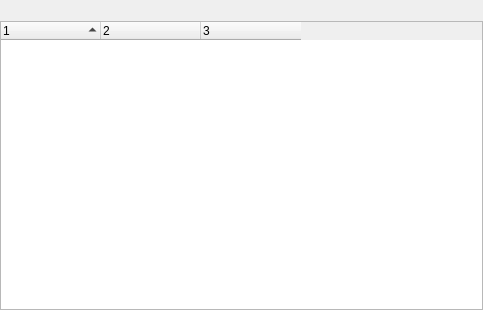
Before: the Qt Designer form src/desktop/GuiShareBox.ui in hwgao/beebeep, drawn with Qt 5.
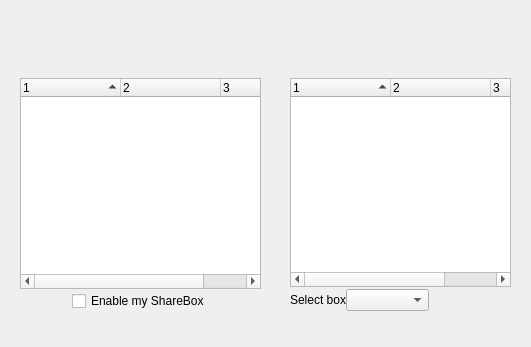
After: the same form once the commit is applied. Icons and pictures are not drawn.

Commit message: Developing ShareBox alpha 4

```diff
--- a/src/desktop/GuiShareBox.ui
+++ b/src/desktop/GuiShareBox.ui
@@ -6,86 +6,419 @@
    <rect>
     <x>0</x>
     <y>0</y>
-    <width>483</width>
-    <height>310</height>
+    <width>531</width>
+    <height>347</height>
    </rect>
   </property>
   <property name="windowTitle">
    <string>Form</string>
   </property>
-  <layout class="QGridLayout" name="gridLayout">
-   <property name="leftMargin">
-    <number>0</number>
+  <widget class="QLabel" name="mp_lTitle">
+   <property name="geometry">
+    <rect>
+     <x>20</x>
+     <y>20</y>
+     <width>491</width>
+     <height>20</height>
+    </rect>
    </property>
-   <property name="topMargin">
-    <number>0</number>
+   <property name="sizePolicy">
+    <sizepolicy hsizetype="Expanding" vsizetype="Minimum">
+     <horstretch>0</horstretch>
+     <verstretch>0</verstretch>
+    </sizepolicy>
    </property>
-   <property name="rightMargin">
-    <number>0</number>
+   <property name="minimumSize">
+    <size>
+     <width>0</width>
+     <height>20</height>
+    </size>
    </property>
-   <property name="bottomMargin">
-    <number>0</number>
+   <property name="text">
+    <string/>
    </property>
-   <property name="horizontalSpacing">
-    <number>0</number>
+   <property name="alignment">
+    <set>Qt::AlignCenter</set>
    </property>
-   <property name="verticalSpacing">
-    <number>1</number>
+  </widget>
+  <widget class="QFrame" name="mp_myFrame">
+   <property name="geometry">
+    <rect>
+     <x>20</x>
+     <y>50</y>
+     <width>241</width>
+     <height>261</height>
+    </rect>
    </property>
-   <item row="0" column="0">
-    <widget class="QLabel" name="mp_lTitle">
-     <property name="sizePolicy">
-      <sizepolicy hsizetype="Expanding" vsizetype="Minimum">
-       <horstretch>0</horstretch>
-       <verstretch>0</verstretch>
-      </sizepolicy>
-     </property>
-     <property name="minimumSize">
-      <size>
-       <width>0</width>
-       <height>20</height>
-      </size>
-     </property>
-     <property name="text">
-      <string/>
-     </property>
-     <property name="alignment">
-      <set>Qt::AlignCenter</set>
-     </property>
-    </widget>
-   </item>
-   <item row="1" column="0">
-    <widget class="QTreeWidget" name="mp_twBox">
-     <property name="sortingEnabled">
-      <bool>true</bool>
-     </property>
-     <property name="allColumnsShowFocus">
-      <bool>true</bool>
-     </property>
-     <property name="columnCount">
-      <number>3</number>
-     </property>
-     <attribute name="headerStretchLastSection">
-      <bool>false</bool>
-     </attribute>
-     <column>
+   <property name="sizePolicy">
+    <sizepolicy hsizetype="Expanding" vsizetype="Expanding">
+     <horstretch>0</horstretch>
+     <verstretch>0</verstretch>
+    </sizepolicy>
+   </property>
+   <property name="frameShape">
+    <enum>QFrame::NoFrame</enum>
+   </property>
+   <property name="frameShadow">
+    <enum>QFrame::Raised</enum>
+   </property>
+   <layout class="QGridLayout" name="gridLayout_2">
+    <property name="leftMargin">
+     <number>0</number>
+    </property>
+    <property name="topMargin">
+     <number>0</number>
+    </property>
+    <property name="rightMargin">
+     <number>0</number>
+    </property>
+    <property name="bottomMargin">
+     <number>0</number>
+    </property>
+    <property name="verticalSpacing">
+     <number>2</number>
+    </property>
+    <item row="0" column="2">
+     <widget class="QLabel" name="mp_lMyBox">
+      <property name="sizePolicy">
+       <sizepolicy hsizetype="Expanding" vsizetype="Minimum">
+        <horstretch>0</horstretch>
+        <verstretch>0</verstretch>
+       </sizepolicy>
+      </property>
+      <property name="minimumSize">
+       <size>
+        <width>80</width>
+        <height>0</height>
+       </size>
+      </property>
       <property name="text">
-       <string notr="true">1</string>
+       <string/>
       </property>
-     </column>
-     <column>
+      <property name="wordWrap">
+       <bool>true</bool>
+      </property>
+     </widget>
+    </item>
+    <item row="1" column="0" colspan="3">
+     <widget class="QTreeWidget" name="mp_twMyBox">
+      <property name="sortingEnabled">
+       <bool>true</bool>
+      </property>
+      <property name="allColumnsShowFocus">
+       <bool>true</bool>
+      </property>
+      <property name="columnCount">
+       <number>3</number>
+      </property>
+      <attribute name="headerStretchLastSection">
+       <bool>false</bool>
+      </attribute>
+      <column>
+       <property name="text">
+        <string notr="true">1</string>
+       </property>
+      </column>
+      <column>
+       <property name="text">
+        <string notr="true">2</string>
+       </property>
+      </column>
+      <column>
+       <property name="text">
+        <string notr="true">3</string>
+       </property>
+      </column>
+     </widget>
+    </item>
+    <item row="2" column="0" colspan="3">
+     <layout class="QHBoxLayout" name="horizontalLayout">
+      <item>
+       <spacer name="horizontalSpacer">
+        <property name="orientation">
+         <enum>Qt::Horizontal</enum>
+        </property>
+        <property name="sizeHint" stdset="0">
+         <size>
+          <width>41</width>
+          <height>20</height>
+         </size>
+        </property>
+       </spacer>
+      </item>
+      <item>
+       <widget class="QCheckBox" name="mp_cbEnableMyBox">
+        <property name="layoutDirection">
+         <enum>Qt::LeftToRight</enum>
+        </property>
+        <property name="text">
+         <string>Enable my ShareBox</string>
+        </property>
+       </widget>
+      </item>
+      <item>
+       <spacer name="horizontalSpacer_2">
+        <property name="orientation">
+         <enum>Qt::Horizontal</enum>
+        </property>
+        <property name="sizeHint" stdset="0">
+         <size>
+          <width>42</width>
+          <height>20</height>
+         </size>
+        </property>
+       </spacer>
+      </item>
+     </layout>
+    </item>
+    <item row="0" column="0">
+     <widget class="QPushButton" name="mp_pbSelectMyBox">
+      <property name="sizePolicy">
+       <sizepolicy hsizetype="Fixed" vsizetype="Fixed">
+        <horstretch>0</horstretch>
+        <verstretch>0</verstretch>
+       </sizepolicy>
+      </property>
+      <property name="minimumSize">
+       <size>
+        <width>26</width>
+        <height>26</height>
+       </size>
+      </property>
+      <property name="maximumSize">
+       <size>
+        <width>26</width>
+        <height>26</height>
+       </size>
+      </property>
+      <property name="toolTip">
+       <string>Select your folder</string>
+      </property>
       <property name="text">
-       <string notr="true">2</string>
+       <string/>
       </property>
-     </column>
-     <column>
+      <property name="icon">
+       <iconset resource="../beebeep.qrc">
+        <normaloff>:/images/sharebox.png</normaloff>:/images/sharebox.png</iconset>
+      </property>
+      <property name="iconSize">
+       <size>
+        <width>24</width>
+        <height>26</height>
+       </size>
+      </property>
+      <property name="flat">
+       <bool>true</bool>
+      </property>
+     </widget>
+    </item>
+    <item row="0" column="1">
+     <widget class="QPushButton" name="mp_pbMyUpdate">
+      <property name="sizePolicy">
+       <sizepolicy hsizetype="Fixed" vsizetype="Fixed">
+        <horstretch>0</horstretch>
+        <verstretch>0</verstretch>
+       </sizepolicy>
+      </property>
+      <property name="minimumSize">
+       <size>
+        <width>26</width>
+        <height>26</height>
+       </size>
+      </property>
+      <property name="maximumSize">
+       <size>
+        <width>26</width>
+        <height>26</height>
+       </size>
+      </property>
       <property name="text">
-       <string notr="true">3</string>
+       <string/>
       </property>
-     </column>
-    </widget>
-   </item>
-  </layout>
+      <property name="icon">
+       <iconset resource="../beebeep.qrc">
+        <normaloff>:/images/update.png</normaloff>:/images/update.png</iconset>
+      </property>
+      <property name="iconSize">
+       <size>
+        <width>24</width>
+        <height>26</height>
+       </size>
+      </property>
+      <property name="flat">
+       <bool>true</bool>
+      </property>
+     </widget>
+    </item>
+   </layout>
+  </widget>
+  <widget class="QFrame" name="mp_outFrame">
+   <property name="geometry">
+    <rect>
+     <x>290</x>
+     <y>50</y>
+     <width>221</width>
+     <height>261</height>
+    </rect>
+   </property>
+   <property name="sizePolicy">
+    <sizepolicy hsizetype="Expanding" vsizetype="Expanding">
+     <horstretch>0</horstretch>
+     <verstretch>0</verstretch>
+    </sizepolicy>
+   </property>
+   <property name="frameShape">
+    <enum>QFrame::NoFrame</enum>
+   </property>
+   <layout class="QGridLayout" name="gridLayout">
+    <property name="leftMargin">
+     <number>0</number>
+    </property>
+    <property name="topMargin">
+     <number>0</number>
+    </property>
+    <property name="rightMargin">
+     <number>0</number>
+    </property>
+    <property name="bottomMargin">
+     <number>0</number>
+    </property>
+    <property name="verticalSpacing">
+     <number>2</number>
+    </property>
+    <item row="0" column="0">
+     <widget class="QPushButton" name="mp_pbOutUpdate">
+      <property name="sizePolicy">
+       <sizepolicy hsizetype="Fixed" vsizetype="Fixed">
+        <horstretch>0</horstretch>
+        <verstretch>0</verstretch>
+       </sizepolicy>
+      </property>
+      <property name="minimumSize">
+       <size>
+        <width>26</width>
+        <height>26</height>
+       </size>
+      </property>
+      <property name="maximumSize">
+       <size>
+        <width>26</width>
+        <height>26</height>
+       </size>
+      </property>
+      <property name="text">
+       <string/>
+      </property>
+      <property name="icon">
+       <iconset resource="../beebeep.qrc">
+        <normaloff>:/images/update.png</normaloff>:/images/update.png</iconset>
+      </property>
+      <property name="iconSize">
+       <size>
+        <width>24</width>
+        <height>26</height>
+       </size>
+      </property>
+      <property name="flat">
+       <bool>true</bool>
+      </property>
+     </widget>
+    </item>
+    <item row="0" column="1">
+     <widget class="QLabel" name="mp_lOutBox">
+      <property name="sizePolicy">
+       <sizepolicy hsizetype="Expanding" vsizetype="Minimum">
+        <horstretch>0</horstretch>
+        <verstretch>0</verstretch>
+       </sizepolicy>
+      </property>
+      <property name="minimumSize">
+       <size>
+        <width>80</width>
+        <height>0</height>
+       </size>
+      </property>
+      <property name="text">
+       <string/>
+      </property>
+      <property name="wordWrap">
+       <bool>true</bool>
+      </property>
+     </widget>
+    </item>
+    <item row="1" column="0" colspan="2">
+     <widget class="QTreeWidget" name="mp_twOutBox">
+      <property name="sortingEnabled">
+       <bool>true</bool>
+      </property>
+      <property name="allColumnsShowFocus">
+       <bool>true</bool>
+      </property>
+      <property name="columnCount">
+       <number>3</number>
+      </property>
+      <attribute name="headerStretchLastSection">
+       <bool>false</bool>
+      </attribute>
+      <column>
+       <property name="text">
+        <string notr="true">1</string>
+       </property>
+      </column>
+      <column>
+       <property name="text">
+        <string notr="true">2</string>
+       </property>
+      </column>
+      <column>
+       <property name="text">
+        <string notr="true">3</string>
+       </property>
+      </column>
+     </widget>
+    </item>
+    <item row="2" column="0" colspan="2">
+     <layout class="QHBoxLayout" name="horizontalLayout_2">
+      <item>
+       <widget class="QLabel" name="mp_lUsers">
+        <property name="sizePolicy">
+         <sizepolicy hsizetype="Minimum" vsizetype="Preferred">
+          <horstretch>0</horstretch>
+          <verstretch>0</verstretch>
+         </sizepolicy>
+        </property>
+        <property name="text">
+         <string>Select box</string>
+        </property>
+       </widget>
+      </item>
+      <item>
+       <widget class="QComboBox" name="mp_comboUsers">
+        <property name="sizePolicy">
+         <sizepolicy hsizetype="Expanding" vsizetype="Fixed">
+          <horstretch>0</horstretch>
+          <verstretch>0</verstretch>
+         </sizepolicy>
+        </property>
+       </widget>
+      </item>
+      <item>
+       <spacer name="horizontalSpacer_3">
+        <property name="orientation">
+         <enum>Qt::Horizontal</enum>
+        </property>
+        <property name="sizeHint" stdset="0">
+         <size>
+          <width>40</width>
+          <height>20</height>
+         </size>
+        </property>
+       </spacer>
+      </item>
+     </layout>
+    </item>
+   </layout>
+  </widget>
  </widget>
  <tabstops>
   <tabstop>mp_twBox</tabstop>
```
Left out of the diff: 12 changed lines with no effect on the pictures. The commit also changes 9 other files.
